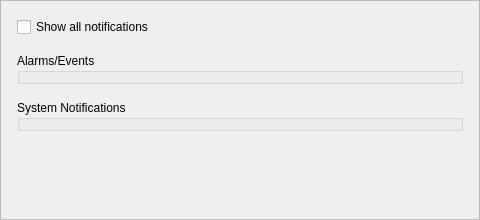
Qt form client/src/ui/widgets/local_settings/popup_settings_widget.ui (networkoptix/nx_open) before a commit.
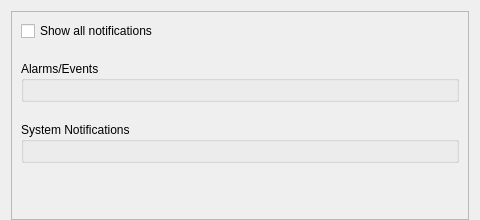
The same form after that commit.

Commit message:
Local settings adjustments
<==== Mercurial data ====>
Branch: dev_3.0.0_gui

What changed in the file:
```diff
--- a/client/src/ui/widgets/local_settings/popup_settings_widget.ui
+++ b/client/src/ui/widgets/local_settings/popup_settings_widget.ui
@@ -14,18 +14,6 @@
    <string/>
   </property>
   <layout class="QVBoxLayout" name="verticalLayout">
-   <property name="spacing">
-    <number>0</number>
-   </property>
-   <property name="leftMargin">
-    <number>0</number>
-   </property>
-   <property name="topMargin">
-    <number>0</number>
-   </property>
-   <property name="rightMargin">
-    <number>0</number>
-   </property>
    <property name="bottomMargin">
     <number>0</number>
    </property>
@@ -45,8 +33,8 @@
        <rect>
         <x>0</x>
         <y>0</y>
-        <width>478</width>
-        <height>135</height>
+        <width>460</width>
+        <height>141</height>
        </rect>
       </property>
       <property name="sizePolicy">
@@ -57,19 +45,7 @@
       </property>
       <layout class="QVBoxLayout" name="verticalLayout_2">
        <property name="spacing">
-        <number>16</number>
-       </property>
-       <property name="leftMargin">
-        <number>16</number>
-       </property>
-       <property name="topMargin">
-        <number>16</number>
-       </property>
-       <property name="rightMargin">
-        <number>16</number>
-       </property>
-       <property name="bottomMargin">
-        <number>0</number>
+        <number>20</number>
        </property>
        <item>
         <widget class="QCheckBox" name="showAllCheckBox">
@@ -86,23 +62,7 @@
          <property name="flat">
           <bool>true</bool>
          </property>
-         <layout class="QVBoxLayout" name="businessEventsLayout">
-          <property name="spacing">
-           <number>6</number>
-          </property>
-          <property name="leftMargin">
-           <number>0</number>
-          </property>
-          <property name="topMargin">
-           <number>8</number>
-          </property>
-          <property name="rightMargin">
-           <number>0</number>
-          </property>
-          <property name="bottomMargin">
-           <number>0</number>
-          </property>
-         </layout>
+         <layout class="QVBoxLayout" name="businessEventsLayout"/>
         </widget>
        </item>
        <item>
@@ -113,23 +73,7 @@
          <property name="flat">
           <bool>true</bool>
          </property>
-         <layout class="QVBoxLayout" name="systemHealthLayout">
-          <property name="spacing">
-           <number>6</number>
-          </property>
-          <property name="leftMargin">
-           <number>0</number>
-          </property>
-          <property name="topMargin">
-           <number>8</number>
-          </property>
-          <property name="rightMargin">
-           <number>0</number>
-          </property>
-          <property name="bottomMargin">
-           <number>0</number>
-          </property>
-         </layout>
+         <layout class="QVBoxLayout" name="systemHealthLayout"/>
         </widget>
        </item>
       </layout>
```
The commit also changes 4 other files.
